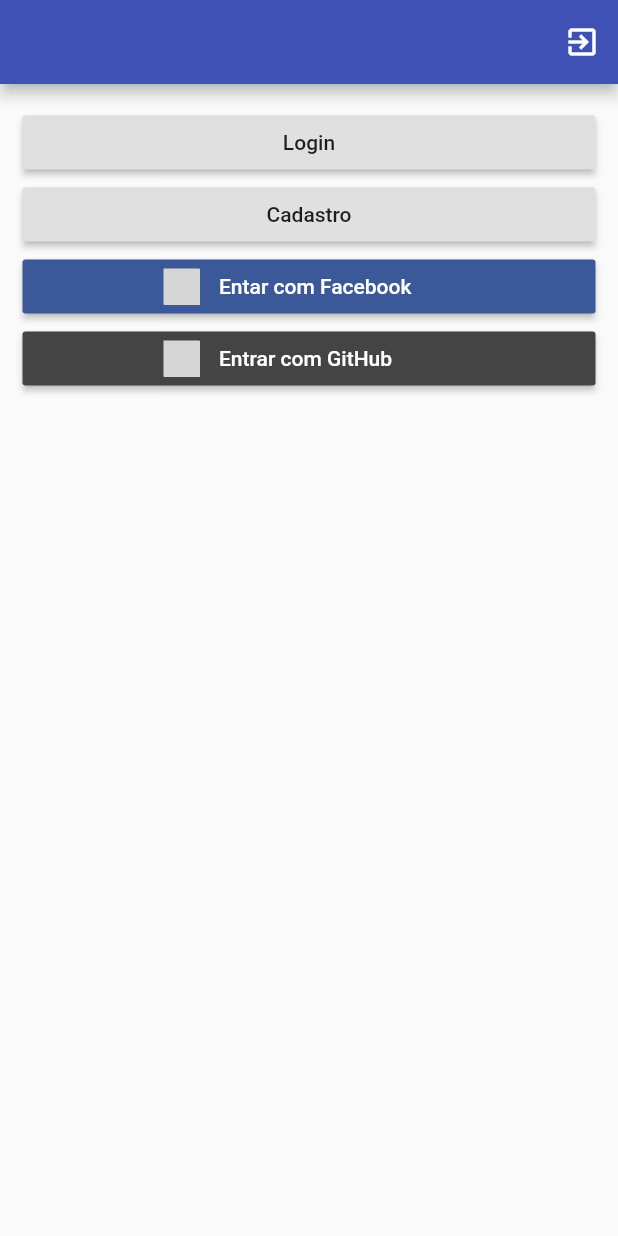
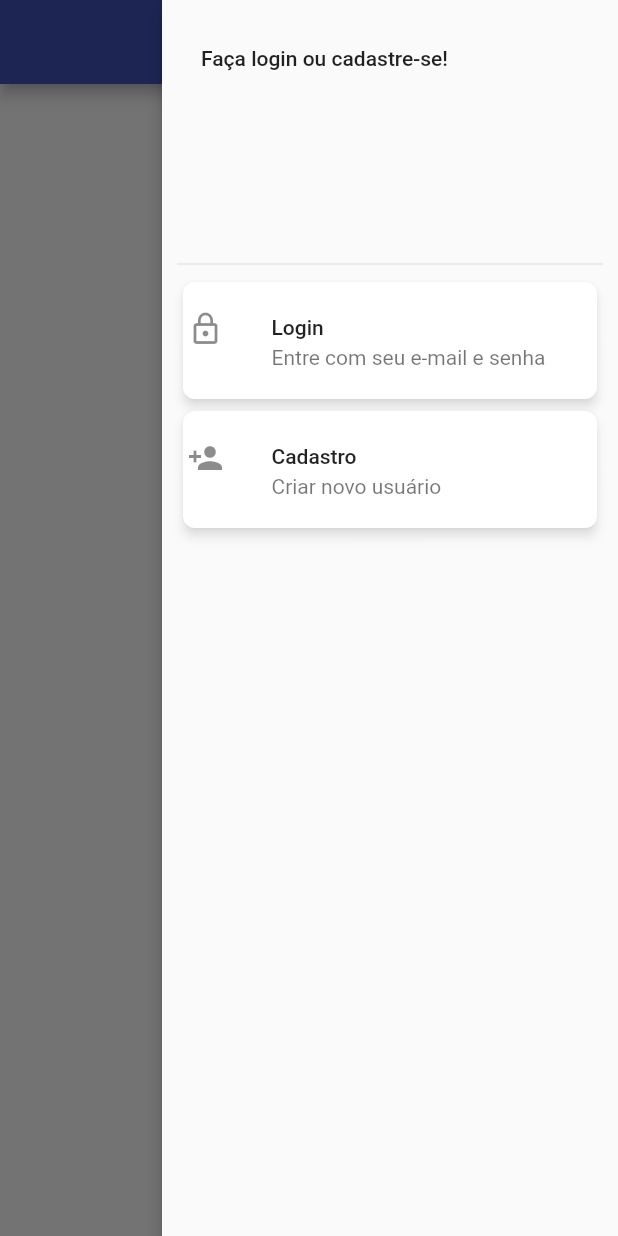
Before and after one commit to mportog/storage_notification, a Flutter app: the screen it shows after launch, with the side drawer open (before the commit the screen has no drawer), on a phone screen of 412 x 824 dp. Run offline on Flutter 3.47's test engine with Material 2 defaults, Android fonts, the phone set to English and light mode, and no system bars; our stand-ins replace cloud_firestore, firebase_auth, flutter_mobx, mobx; accounts and stored records are empty; generated files the repository leaves out were written again; grey boxes are pictures that could not be loaded.

Commit message:
basic functions firebase

```diff
--- a/lib/main.dart
+++ b/lib/main.dart
@@ -4,6 +4,7 @@ import 'package:storagenotification/controllers/firebase_store.dart';
 import 'package:storagenotification/screens/login/login_page.dart';
 import 'package:storagenotification/screens/cadastro/cadastro_page.dart';
 import 'package:storagenotification/screens/home/home_page.dart';
+import 'package:storagenotification/services/app_settings.dart';
 
 Future<void> main() async {
   runApp(FireFlutter());
@@ -26,12 +27,7 @@ class FireFlutter extends StatelessWidget {
         },
         child: MaterialApp(
           title: 'FireFlutter',
-          theme: ThemeData(
-            primarySwatch: Colors.indigo,
-            splashColor: Colors.indigo,
-            appBarTheme: AppBarTheme(color: Colors.indigo),
-            visualDensity: VisualDensity.adaptivePlatformDensity,
-          ),
+          theme: AppSettings().theme(),
           initialRoute: '/',
           onGenerateRoute: (settings) {
             switch (settings.name) {
--- /dev/null
+++ b/lib/screens/commons/drawer/custom_drawer_list_tile.dart
@@ -0,0 +1,33 @@
+import 'package:flutter/material.dart';
+
+class CustomDrawerListTile extends StatelessWidget {
+  const CustomDrawerListTile(
+      {this.visible,
+      this.icon,
+      this.title,
+      this.subtitle,
+      this.onTap,
+      this.trailing});
+  final VoidCallback onTap;
+  final String title;
+  final String subtitle;
+  final IconData icon;
+  final Widget trailing;
+  final bool visible;
+  @override
+  Widget build(BuildContext context) {
+    return Visibility(
+      visible: visible,
+      child: Card(
+        child: ListTile(
+          contentPadding: const EdgeInsets.all(3),
+          leading: Icon(icon),
+          title: Text(title),
+          subtitle: Text(subtitle),
+          trailing: trailing,
+          onTap: onTap,
+        ),
+      ),
+    );
+  }
+}
--- /dev/null
+++ b/lib/screens/commons/drawer/end_drawer_base.dart
@@ -0,0 +1,68 @@
+import 'package:flutter/material.dart';
+import 'package:flutter_mobx/flutter_mobx.dart';
+import 'package:provider/provider.dart';
+import 'package:storagenotification/controllers/firebase_store.dart';
+import 'package:storagenotification/screens/commons/drawer/custom_drawer_list_tile.dart';
+
+class EndDrawerBase extends StatefulWidget {
+  @override
+  _EndDrawerBaseState createState() => _EndDrawerBaseState();
+}
+
+class _EndDrawerBaseState extends State<EndDrawerBase> {
+  FirebaseStore _firebaseStore;
+
+  @override
+  void didChangeDependencies() {
+    _firebaseStore = Provider.of<FirebaseStore>(context);
+    super.didChangeDependencies();
+  }
+
+  @override
+  Widget build(BuildContext context) {
+    return Drawer(
+      elevation: 5,
+      child: Padding(
+        padding: const EdgeInsets.symmetric(vertical: 15.0, horizontal: 10),
+        child: Observer(
+          builder: (_) => ListView(
+            children: <Widget>[
+              DrawerHeader(
+                  child: Text(_firebaseStore.user.name == null
+                      ? 'Faça login ou cadastre-se!'
+                      : 'Bem vindx ${_firebaseStore.user.name}!')),
+              CustomDrawerListTile(
+                visible: !_firebaseStore.isLoggedIn,
+                icon: Icons.lock_outline,
+                title: 'Login',
+                subtitle: 'Entre com seu e-mail e senha',
+                onTap: () => Navigator.of(context).pushNamed('/login'),
+              ),
+              CustomDrawerListTile(
+                visible: !_firebaseStore.isLoggedIn,
+                icon: Icons.person_add,
+                title: 'Cadastro',
+                subtitle: 'Criar novo usuário',
+                onTap: () => Navigator.of(context).pushNamed('/signup'),
+              ),
+              CustomDrawerListTile(
+                visible: _firebaseStore.isLoggedIn,
+                icon: Icons.person,
+                title: 'Conta',
+                subtitle: 'Alterar dados cadastrados',
+                onTap: () {},
+              ),
+              CustomDrawerListTile(
+                visible: _firebaseStore.isLoggedIn,
+                icon: Icons.exit_to_app,
+                title: 'Sair',
+                subtitle: 'Encerrar sessão no aplicativo',
+                onTap: () => _firebaseStore.signOut(),
+              ),
+            ],
+          ),
+        ),
+      ),
+    );
+  }
+}
--- a/lib/screens/home/home_page.dart
+++ b/lib/screens/home/home_page.dart
@@ -1,8 +1,5 @@
 import 'package:flutter/material.dart';
-import 'package:flutter_mobx/flutter_mobx.dart';
-import 'package:flutter_signin_button/flutter_signin_button.dart';
-import 'package:provider/provider.dart';
-import 'package:storagenotification/controllers/firebase_store.dart';
+import 'package:storagenotification/screens/commons/drawer/end_drawer_base.dart';
 
 class HomePage extends StatefulWidget {
   @override
@@ -10,10 +7,8 @@ class HomePage extends StatefulWidget {
 }
 
 class _HomePageState extends State<HomePage> {
-  FirebaseStore _firebaseStore;
   @override
   void didChangeDependencies() {
-    _firebaseStore = Provider.of<FirebaseStore>(context);
     super.didChangeDependencies();
   }
 
@@ -21,43 +16,11 @@ class _HomePageState extends State<HomePage> {
   Widget build(BuildContext context) {
     return Scaffold(
       appBar: AppBar(
-        actions: <Widget>[
-          Observer(builder: (_) {
-            if (_firebaseStore.isLoggedIn) {
-              return IconButton(
-                  icon: const Icon(Icons.account_circle),
-                  tooltip: 'Conta',
-                  onPressed: () {});
-            } else {
-              return IconButton(
-                  icon: const Icon(Icons.exit_to_app),
-                  tooltip: 'Sair',
-                  onPressed: () => _firebaseStore.signOut());
-            }
-          })
-        ],
+        automaticallyImplyLeading: false,
+        title: const Text('Home'),
+        centerTitle: true,
       ),
-      body: ListView(
-        padding: const EdgeInsets.all(15),
-        children: <Widget>[
-          RaisedButton(
-              onPressed: () => Navigator.of(context).pushNamed('/login'),
-              child: const Text('Login')),
-          RaisedButton(
-              onPressed: () => Navigator.of(context).pushNamed('/signup'),
-              child: const Text('Cadastro')),
-          SignInButton(
-            Buttons.Facebook,
-            text: 'Entar com Facebook',
-            onPressed: () {},
-          ),
-          SignInButton(
-            Buttons.GitHub,
-            text: "Entrar com GitHub",
-            onPressed: () {},
-          ),
-        ],
-      ),
+      endDrawer: EndDrawerBase(),
     );
   }
 }
--- /dev/null
+++ b/lib/services/app_settings.dart
@@ -0,0 +1,19 @@
+import 'package:flutter/material.dart';
+
+class AppSettings {
+  ThemeData theme() {
+    return ThemeData(
+        primarySwatch: Colors.indigo,
+        splashColor: Colors.indigo,
+        appBarTheme: AppBarTheme(
+          color: Colors.indigo,
+        ),
+        visualDensity: VisualDensity.adaptivePlatformDensity,
+        cardTheme: CardTheme(
+            color: Colors.white,
+            elevation: 3,
+            shadowColor: Colors.black54,
+            shape: RoundedRectangleBorder(
+                borderRadius: BorderRadius.circular(8))));
+  }
+}
--- a/lib/services/user_manager.dart
+++ /dev/null
@@ -1,5 +0,0 @@
-class UserManager {
-  static final UserManager _singleton = UserManager._internal();
-  UserManager._internal();
-  static UserManager getInstance() => _singleton;
-}
--- a/pubspec.yaml
+++ b/pubspec.yaml
@@ -36,7 +36,8 @@ dependencies:
   flutter_mobx: ^1.1.0+2
   provider: ^4.0.5
   flutter_launcher_icons: ^0.7.4
-  flutter_signin_button: ^1.0.0
+  table_calendar: ^2.2.3
+
 
 
 
```
Also changed, not shown: lib/controllers/firebase_store.dart (+33 -5 lines), lib/models/user.dart (+7 -7 lines), lib/screens/cadastro/cadastro_page.dart (+9 -8 lines), lib/screens/login/login_page.dart (+56 -11 lines), lib/controllers/firebase_store.g.dart, pubspec.lock.
